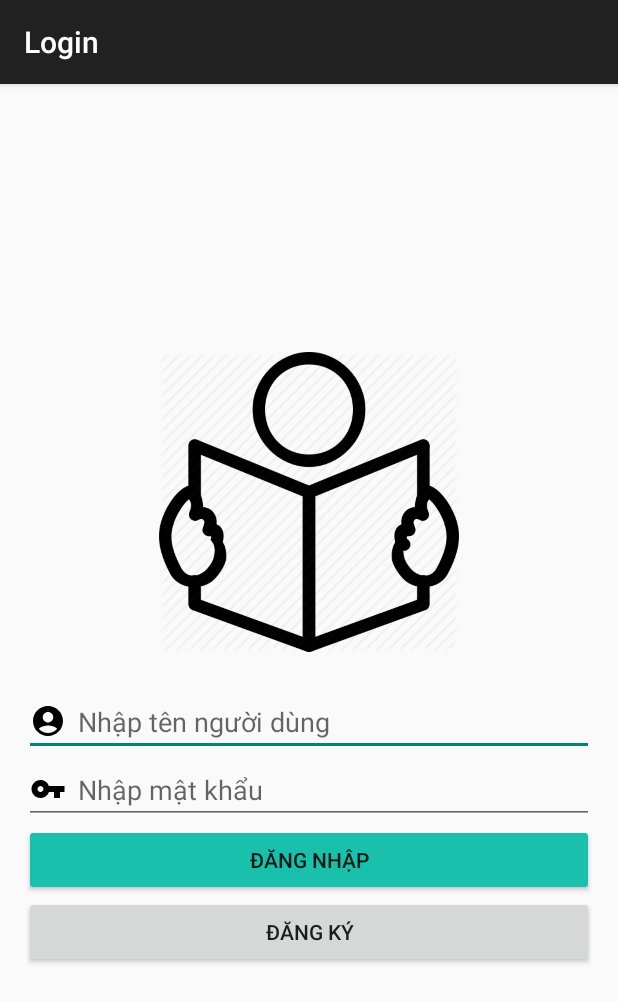
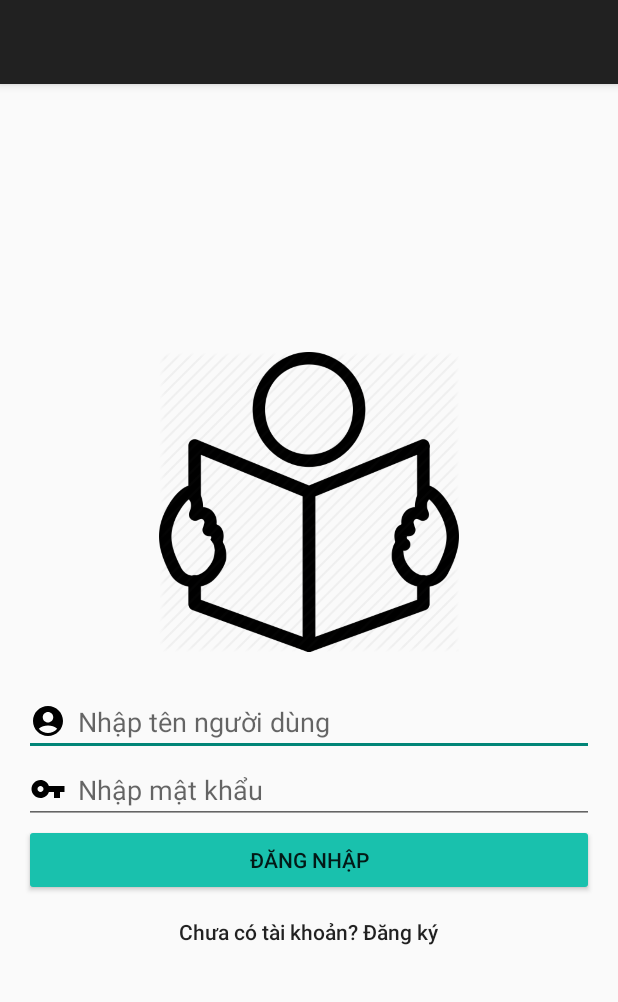
Before and after one commit to xemptsible/pdfViewer-LTDD, an Android app: the LoginActivity screen opened directly, with no data from a screen before it, on a phone screen of 412 x 824 dp. Shown: the top 1002 px of the screen. Run offline under Robolectric (Android 15) with nearby library versions, the phone set to English and light mode, and no system bars.

```diff
--- a/app/src/main/java/com/mt/pdfviewer/Auth/LoginActivity.java
+++ b/app/src/main/java/com/mt/pdfviewer/Auth/LoginActivity.java
@@ -7,6 +7,7 @@ import android.os.Bundle;
 import android.util.Log;
 import android.widget.Button;
 import android.widget.EditText;
+import android.widget.TextView;
 import android.widget.Toast;
 
 import androidx.appcompat.app.AppCompatActivity;
@@ -18,7 +19,8 @@ import com.mt.pdfviewer.Utils;
 
 public class LoginActivity extends AppCompatActivity {
     EditText edUsername, edMatKhau;
-    Button btnDN, btnDK;
+    Button btnDN;
+    TextView btnDK;
     SharedPreferences preferences;
     Gson gson = new Gson();
     @Override
@@ -28,7 +30,7 @@ public class LoginActivity extends AppCompatActivity {
 
         preferences = getSharedPreferences(Utils.PREF_APP, Context.MODE_PRIVATE);
 
-        getSupportActionBar().setTitle("Login");
+        getSupportActionBar().setTitle("");
 
         edUsername = findViewById(R.id.edTenDN);
         edMatKhau = findViewById(R.id.edMatKhauDN);
--- a/app/src/main/res/layout/activity_login.xml
+++ b/app/src/main/res/layout/activity_login.xml
@@ -40,8 +40,11 @@
         android:text="Đăng nhập" />
     <Button
         android:id="@+id/btnChuyenSangDK"
-        android:layout_width="match_parent"
+        android:layout_width="wrap_content"
         android:layout_height="wrap_content"
-        android:text="Đăng ký"/>
+        android:textAllCaps="false"
+        android:padding="8dp"
+        android:background="?android:attr/selectableItemBackground"
+        android:text="Chưa có tài khoản? Đăng ký"/>
 
 </LinearLayout>
--- a/build.gradle.kts
+++ b/build.gradle.kts
@@ -1,3 +1,8 @@
+buildscript {
+    dependencies {
+        classpath("com.google.gms:google-services:4.4.1")
+    }
+}
 // Top-level build file where you can add configuration options common to all sub-projects/modules.
 plugins {
     id("com.android.application") version "8.2.1" apply false
```
Also changed, not shown: app/build.gradle.kts (+7 -0 lines), app/src/main/AndroidManifest.xml (+16 -6 lines), app/src/main/java/com/mt/pdfviewer/Auth/RegisterActivity.java (+23 -2 lines), app/src/main/java/com/mt/pdfviewer/SplashActivity.java (added, +30 -0 lines), app/src/main/res/layout/activity_splash.xml (added, +23 -0 lines), 1 other file.
